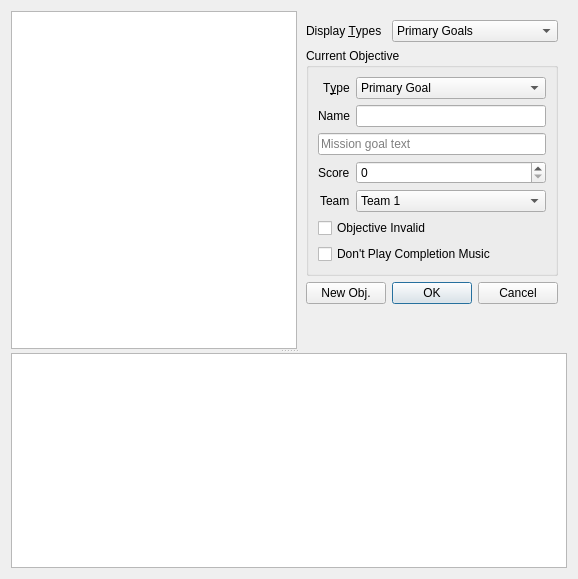
Old version of the form qtfred/ui/MissionGoalsDialog.ui in the repository scp-fs2open/fs2open.github.com.
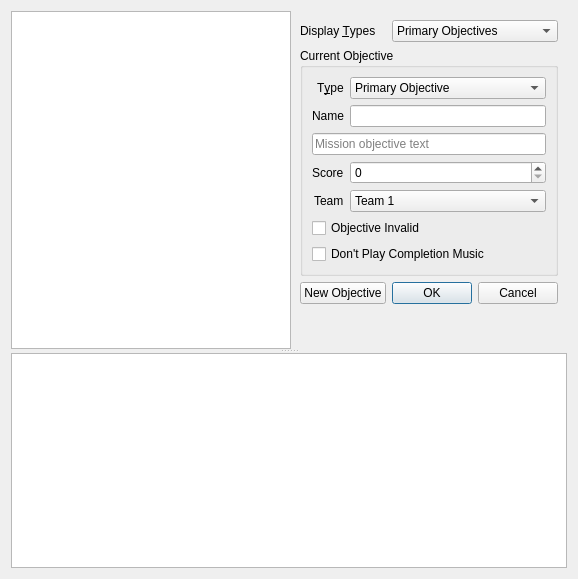
New version of the form. Custom widgets are drawn as their Qt base class.

Commit message: mission goals to mission objectives

Diff of the .ui file:
```diff
--- a/qtfred/ui/MissionGoalsDialog.ui
+++ b/qtfred/ui/MissionGoalsDialog.ui
@@ -92,7 +92,7 @@
                </property>
                <item>
                 <property name="text">
-                 <string>Primary Goal</string>
+                 <string>Primary Objective</string>
                 </property>
                </item>
                <item>
@@ -183,7 +183,7 @@
              <item row="2" column="0" colspan="2">
               <widget class="QLineEdit" name="goalDescription">
                <property name="placeholderText">
-                <string>Mission goal text</string>
+                <string>Mission objective text</string>
                </property>
               </widget>
              </item>
@@ -203,7 +203,7 @@
           <item row="2" column="0">
            <widget class="QPushButton" name="newObjectiveBtn">
             <property name="text">
-             <string>New Obj.</string>
+             <string>New Objective</string>
             </property>
            </widget>
           </item>
@@ -211,7 +211,7 @@
            <widget class="QComboBox" name="displayTypeCombo">
             <item>
              <property name="text">
-              <string>Primary Goals</string>
+              <string>Primary Objectives</string>
              </property>
             </item>
             <item>
```
Left out of the diff: 8 changed lines with no effect on the pictures. The commit also changes 20 other files.
